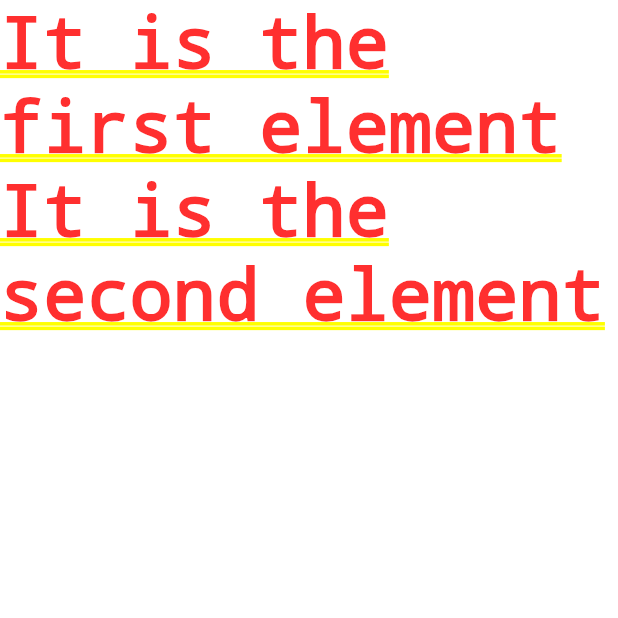
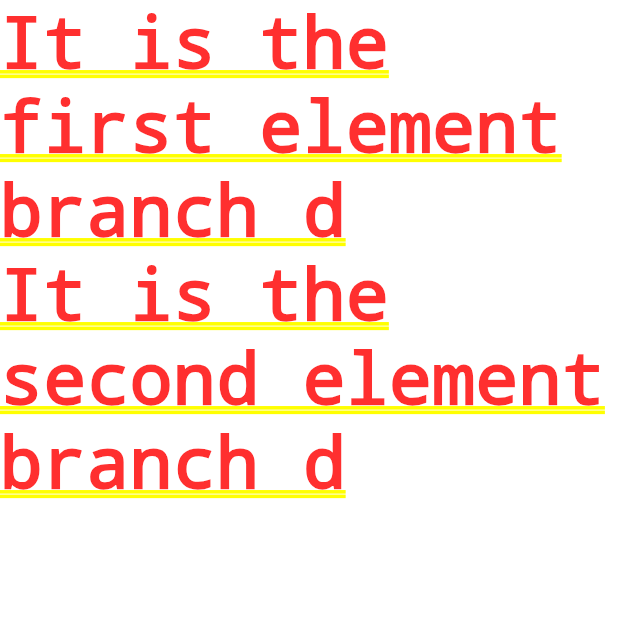
Before and after one commit to simonanexa/test, a Flutter app: the screen it shows after launch, on a phone screen of 412 x 824 dp, the top half of it. Run offline on Flutter 3.47's test engine with Material 2 defaults, Android fonts, the phone set to English and light mode, and no system bars; our stand-ins replace gallery_saver, google_maps_flutter, image_picker, rxdart; missing offline and left inert: image_size_getter.

Commit message:
changes on branch d

```diff
--- a/lib/test.dart
+++ b/lib/test.dart
@@ -6,8 +6,8 @@ class Test extends StatelessWidget {
     return Center(
       child: Column(
         children: [
-          Text("It is the first element"),
-          Text("It is the second element")
+          Text("It is the first element branch d"),
+          Text("It is the second element branch d")
         ],
       ),
     );
```
